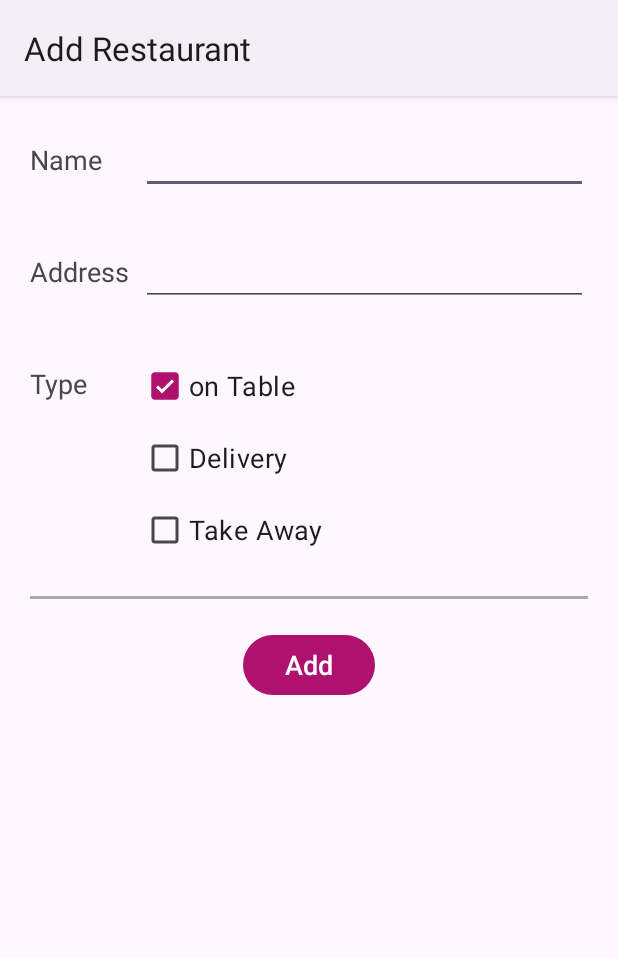
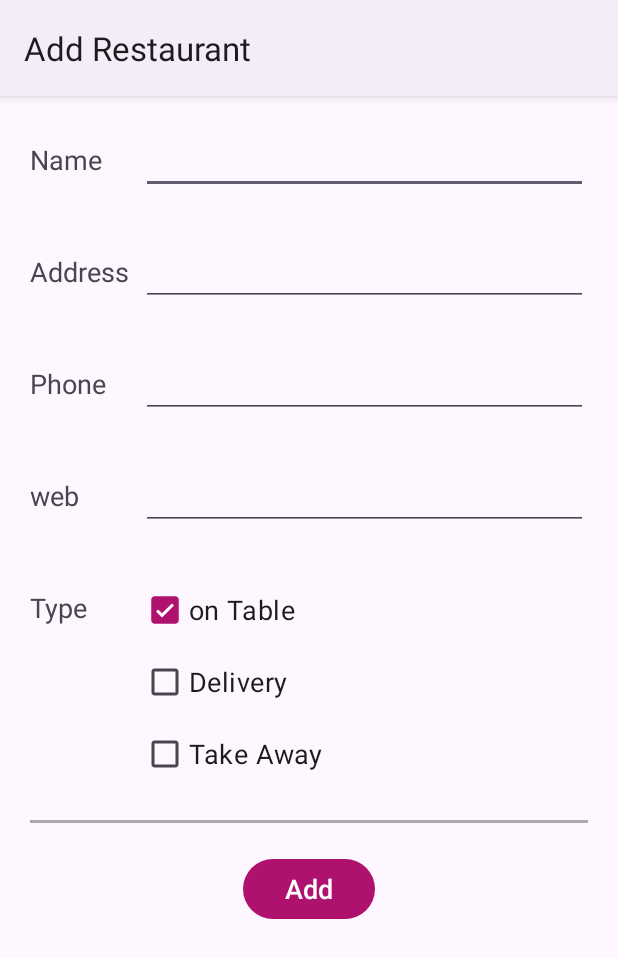
Before and after one commit to Georges-Khalil/MyRestaurants, an Android app: the screen it shows after launch (AddActivity), after a tap on "Add", on a phone screen of 412 x 824 dp. Shown: the top 958 px of the screen. Run offline under Robolectric (Android 15) with nearby library versions, the phone set to English and light mode, and no system bars.

Commit message:
commit eight, added new fields in restaurants, added new forms, added recycle view

```diff
--- a/app/src/main/java/com/example/myrestaurants_v1/AddActivity.java
+++ b/app/src/main/java/com/example/myrestaurants_v1/AddActivity.java
@@ -24,6 +24,8 @@ public class AddActivity extends BaseActivity {
     public void add_restaurant(){
         String name = binding.name.getText().toString();
         String address = binding.address.getText().toString();
+        String phone = binding.phone.getText().toString();
+        String web = binding.web.getText().toString();
         boolean onTable = binding.onTable.isChecked();
         boolean delivery = binding.delivery.isChecked();
         boolean takeAway = binding.takeaway.isChecked();
@@ -45,13 +47,15 @@ public class AddActivity extends BaseActivity {
             return;
         }
 
-        Restaurant restaurant = new Restaurant(name, address);
+        Restaurant restaurant = new Restaurant(name, address, phone, web);
         restaurant.setOnTable(onTable);
         restaurant.setDelivery(delivery);
         restaurant.setTakeAway(takeAway);
 
         binding.name.setText("");
         binding.address.setText("");
+        binding.phone.setText("");
+        binding.web.setText("");
         binding.onTable.setChecked(true);
         binding.delivery.setChecked(false);
         binding.takeaway.setChecked(false);
--- a/app/src/main/java/com/example/myrestaurants_v1/Model/Restaurant.java
+++ b/app/src/main/java/com/example/myrestaurants_v1/Model/Restaurant.java
@@ -5,6 +5,8 @@ import androidx.annotation.NonNull;
 public class Restaurant{
     private String name;
     private String address;
+    private String phone;
+    private String web;
     private boolean onTable;
     private boolean delivery;
     private boolean takeAway;
@@ -23,6 +25,22 @@ public class Restaurant{
 
     public void setAddress(String address) {
         this.address = address;
+    }
+
+    public String getPhone() {
+        return phone;
+    }
+
+    public void setPhone(String phone) {
+        this.phone = phone;
+    }
+
+    public String getWeb() {
+        return web;
+    }
+
+    public void setWeb(String web) {
+        this.web = web;
     }
 
     public boolean isOnTable() {
@@ -49,6 +67,16 @@ public class Restaurant{
         this.takeAway = takeAway;
     }
 
+    public Restaurant(String name, String address, String phone, String web) {
+        this.name = name;
+        this.address = address;
+        this.phone = phone;
+        this.web = web;
+        this.onTable = true;
+        this.delivery = false;
+        this.takeAway = false;
+    }
+
     public Restaurant(String name, String address) {
         this.name = name;
         this.address = address;
@@ -57,12 +85,13 @@ public class Restaurant{
         this.takeAway = false;
     }
 
-    @NonNull
     @Override
     public String toString() {
         return "Restaurant{" +
                 "name='" + name + '\'' +
                 ", address='" + address + '\'' +
+                ", phone='" + phone + '\'' +
+                ", web='" + web + '\'' +
                 ", onTable=" + onTable +
                 ", delivery=" + delivery +
                 ", takeAway=" + takeAway +
--- a/app/src/main/java/com/example/myrestaurants_v1/MyApp.java
+++ b/app/src/main/java/com/example/myrestaurants_v1/MyApp.java
@@ -1,7 +1,6 @@
 package com.example.myrestaurants_v1;
 
 import android.app.Application;
-import android.widget.ArrayAdapter;
 
 import androidx.lifecycle.ViewModelProvider;
 
@@ -10,12 +9,28 @@ import com.example.myrestaurants_v1.Model.RestaurantsListViewModel;
 
 public class MyApp extends Application {
     static RestaurantsListViewModel restaurantList;
-    static ArrayAdapter<Restaurant> restaurantArrayAdapter;
 
     @Override
     public void onCreate(){
         super.onCreate();
-        restaurantList = new ViewModelProvider.AndroidViewModelFactory(this).create(RestaurantsListViewModel.class);;
-        restaurantArrayAdapter = new ArrayAdapter<Restaurant>(this, android.R.layout.simple_list_item_1, restaurantList.getRestaurantList());
+        restaurantList = new ViewModelProvider.AndroidViewModelFactory(this).create(RestaurantsListViewModel.class);
+        addSomeRestaurants();
+    }
+
+    public void addSomeRestaurants() {
+        Restaurant restaurant;
+        restaurant = new Restaurant("McDonalds", "Beirut Highway-LeMall, Dbayeh","01 492 703","https://mcdonalds.com.lb");
+        restaurant.setDelivery(true);
+        restaurantList.add(restaurant);
+        restaurant = new Restaurant("KFC", "Tripoli, Boulvard, El Bahsas","06 438 632","https://global.kfc.com/");
+        restaurantList.add(restaurant);
+        restaurant.setTakeAway(true);restaurant.setTakeAway(true);
+        restaurant = new Restaurant("Dip N' Dip", "Beirut"," 01 370 120","https://dipndip.com/");
+        restaurantList.add(restaurant);
+        restaurant.setDelivery(true);
+        restaurant = new Restaurant("CrepAway", "Byblos, Main Highway Entrance","09 943 777","https://crepaway.com/");
+        restaurantList.add(restaurant);
+        restaurant = new Restaurant("Roadster", "Batroun, Main Road","06 740 982","https://roadsterdiner.com/");
+        restaurantList.add(restaurant);
     }
 }
--- a/app/src/main/res/layout/add.xml
+++ b/app/src/main/res/layout/add.xml
@@ -40,6 +40,44 @@
             android:textSize="18sp" />
         <EditText
             android:id="@+id/address"
+            android:layout_width="0dp"
+            android:layout_height="wrap_content"
+            android:layout_weight="4"
+            android:textSize="18sp" />
+    </LinearLayout>
+
+    <LinearLayout
+        android:layout_width="match_parent"
+        android:layout_height="wrap_content"
+        android:orientation="horizontal">
+        <TextView
+            android:layout_width="0dp"
+            android:layout_height="wrap_content"
+            android:layout_marginBottom="50dp"
+            android:layout_weight="1"
+            android:text="Phone"
+            android:textSize="18sp" />
+        <EditText
+            android:id="@+id/phone"
+            android:layout_width="0dp"
+            android:layout_height="wrap_content"
+            android:layout_weight="4"
+            android:textSize="18sp" />
+    </LinearLayout>
+
+    <LinearLayout
+        android:layout_width="match_parent"
+        android:layout_height="wrap_content"
+        android:orientation="horizontal">
+        <TextView
+            android:layout_width="0dp"
+            android:layout_height="wrap_content"
+            android:layout_marginBottom="50dp"
+            android:layout_weight="1"
+            android:text="web"
+            android:textSize="18sp" />
+        <EditText
+            android:id="@+id/web"
             android:layout_width="0dp"
             android:layout_height="wrap_content"
             android:layout_weight="4"
--- a/app/src/main/res/layout/view_list.xml
+++ b/app/src/main/res/layout/view_list.xml
@@ -4,8 +4,9 @@
     android:layout_height="match_parent"
     android:orientation="vertical">
 
-    <ListView
-        android:id="@+id/listView"
+    <androidx.recyclerview.widget.RecyclerView
+        android:id="@+id/recycleView"
+        android:scrollbars="vertical"
         android:layout_width="match_parent"
         android:layout_height="match_parent"
         />
```
Also changed, not shown: app/src/main/java/com/example/myrestaurants_v1/MyRecyclerViewAdapter.java (added, +44 -0 lines), app/src/main/java/com/example/myrestaurants_v1/ViewActivity.java (+12 -2 lines), app/src/main/res/layout/rv_item.xml (added, +14 -0 lines).
